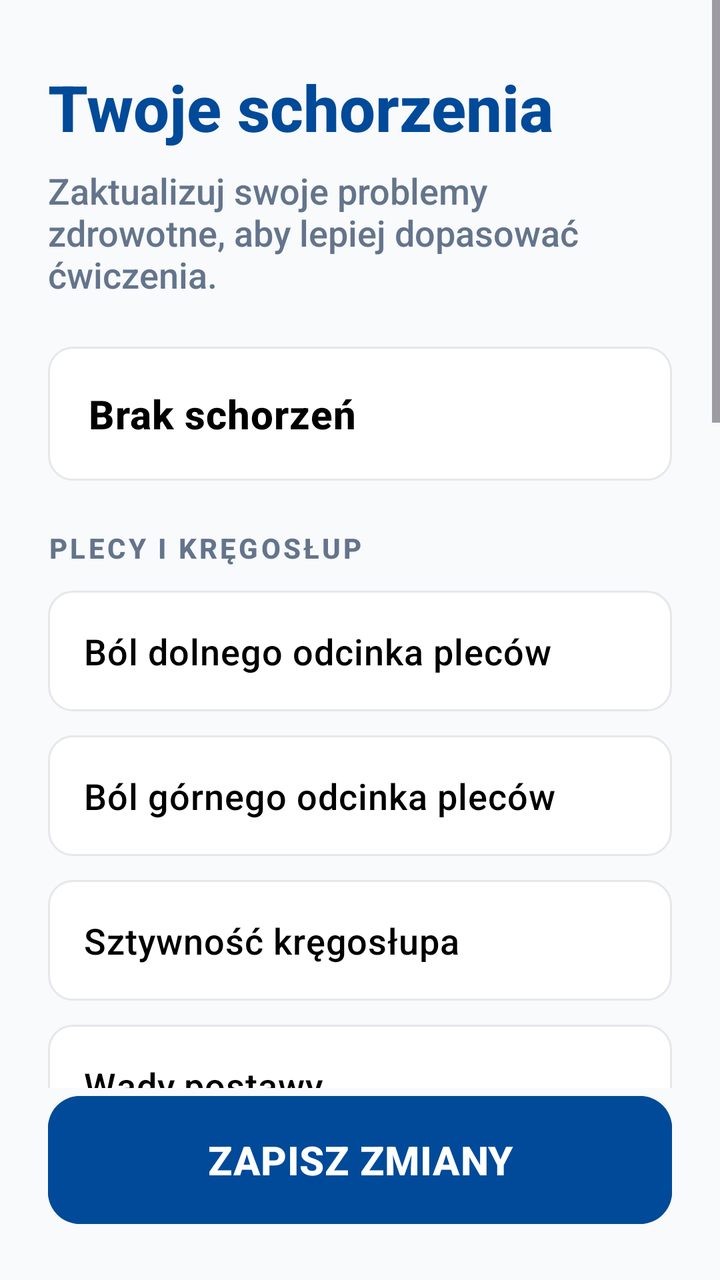
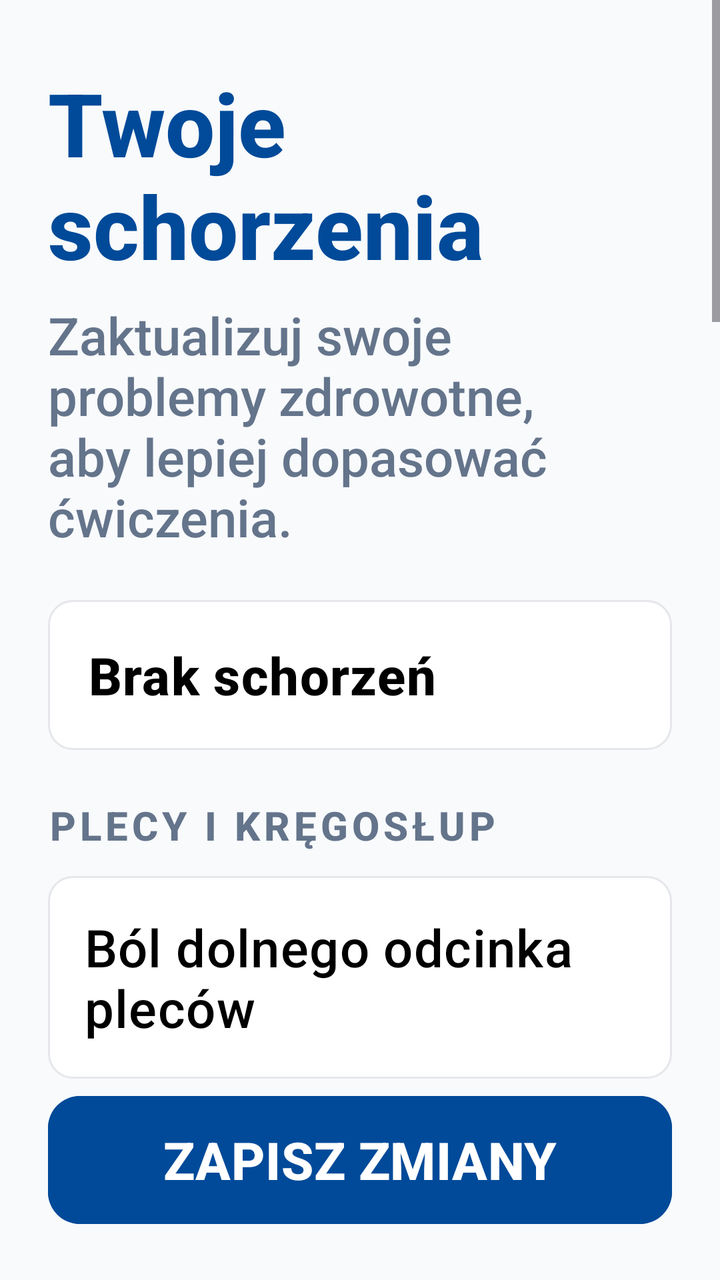

Screens rendered from an Android XML layout before and after an edit, with the pre-edit source and the edit as a unified diff.
<!-- AndroidManifest.xml: application theme Theme.Fitnessapp -->
<!-- res/layout/activity_edit_conditions.xml -->
<?xml version="1.0" encoding="utf-8"?>
<androidx.constraintlayout.widget.ConstraintLayout xmlns:android="http://schemas.android.com/apk/res/android"
    xmlns:app="http://schemas.android.com/apk/res-auto"
    android:layout_width="match_parent"
    android:layout_height="match_parent"
    android:background="#F8FAFC">

    <ScrollView
        android:layout_width="match_parent"
        android:layout_height="0dp"
        android:fillViewport="true"
        app:layout_constraintBottom_toTopOf="@id/btn_save_conditions"
        app:layout_constraintTop_toTopOf="parent">

        <LinearLayout
            android:id="@+id/conditions_container"
            android:layout_width="match_parent"
            android:layout_height="wrap_content"
            android:orientation="vertical"
            android:paddingHorizontal="24dp"
            android:paddingTop="32dp"
            android:paddingBottom="24dp">

            <TextView
                android:layout_width="match_parent"
                android:layout_height="wrap_content"
                android:text="Twoje schorzenia"
                android:textColor="#004A99"
                android:textSize="32sp"
                android:textStyle="bold" />

            <TextView
                android:layout_width="match_parent"
                android:layout_height="wrap_content"
                android:layout_marginTop="8dp"
                android:layout_marginBottom="24dp"
                android:text="Zaktualizuj swoje problemy zdrowotne, aby lepiej dopasować ćwiczenia."
                android:textColor="#64748B"
                android:textSize="18sp" />

            <CheckBox
                android:id="@+id/cb_no_conditions"
                android:layout_width="match_parent"
                android:layout_height="wrap_content"
                android:layout_marginBottom="24dp"
                android:background="@drawable/bg_checkbox_onboarding"
                android:button="@null"
                android:padding="20dp"
                android:text="Brak schorzeń"
                android:textColor="@color/black"
                android:textSize="20sp"
                android:textStyle="bold" />

            
            <TextView
                android:layout_width="wrap_content"
                android:layout_height="wrap_content"
                android:layout_marginBottom="12dp"
                android:text="PLECY I KRĘGOSŁUP"
                android:textColor="#64748B"
                android:textSize="14sp"
                android:textAllCaps="true"
                android:letterSpacing="0.1"
                android:textStyle="bold" />

            <CheckBox android:id="@+id/cb_low_back_pain" android:layout_width="match_parent" android:layout_height="wrap_content" android:layout_marginBottom="12dp" android:background="@drawable/bg_checkbox_onboarding" android:button="@null" android:padding="18dp" android:text="Ból dolnego odcinka pleców" android:textSize="18sp" android:textColor="@color/black" />
            <CheckBox android:id="@+id/cb_upper_back_pain" android:layout_width="match_parent" android:layout_height="wrap_content" android:layout_marginBottom="12dp" android:background="@drawable/bg_checkbox_onboarding" android:button="@null" android:padding="18dp" android:text="Ból górnego odcinka pleców" android:textSize="18sp" android:textColor="@color/black" />
            <CheckBox android:id="@+id/cb_spine_stiffness" android:layout_width="match_parent" android:layout_height="wrap_content" android:layout_marginBottom="12dp" android:background="@drawable/bg_checkbox_onboarding" android:button="@null" android:padding="18dp" android:text="Sztywność kręgosłupa" android:textSize="18sp" android:textColor="@color/black" />
            <CheckBox android:id="@+id/cb_bad_posture" android:layout_width="match_parent" android:layout_height="wrap_content" android:layout_marginBottom="24dp" android:background="@drawable/bg_checkbox_onboarding" android:button="@null" android:padding="18dp" android:text="Wady postawy" android:textSize="18sp" android:textColor="@color/black" />

            
            <TextView
                android:layout_width="wrap_content"
                android:layout_height="wrap_content"
                android:layout_marginBottom="12dp"
                android:text="RÓWNOWAGA"
                android:textColor="#64748B"
                android:textSize="14sp"
                android:textAllCaps="true"
                android:letterSpacing="0.1"
                android:textStyle="bold" />

            <CheckBox android:id="@+id/cb_fall_prevention" android:layout_width="match_parent" android:layout_height="wrap_content" android:layout_marginBottom="12dp" android:background="@drawable/bg_checkbox_onboarding" android:button="@null" android:padding="18dp" android:text="Profilaktyka upadków" android:textSize="18sp" android:textColor="@color/black" />
            <CheckBox android:id="@+id/cb_balance_issues" android:layout_width="match_parent" android:layout_height="wrap_content" android:layout_marginBottom="12dp" android:background="@drawable/bg_checkbox_onboarding" android:button="@null" android:padding="18dp" android:text="Problemy z utrzymaniem równowagi" android:textSize="18sp" android:textColor="@color/black" />
            <CheckBox android:id="@+id/cb_balance_disorders" android:layout_width="match_parent" android:layout_height="wrap_content" android:layout_marginBottom="12dp" android:background="@drawable/bg_checkbox_onboarding" android:button="@null" android:padding="18dp" android:text="Zaburzenia błędnika" android:textSize="18sp" android:textColor="@color/black" />
            <CheckBox android:id="@+id/cb_dizziness" android:layout_width="match_parent" android:layout_height="wrap_content" android:layout_marginBottom="24dp" android:background="@drawable/bg_checkbox_onboarding" android:button="@null" android:padding="18dp" android:text="Zawroty głowy" android:textSize="18sp" android:textColor="@color/black" />

            
            <TextView
                android:layout_width="wrap_content"
                android:layout_height="wrap_content"
                android:layout_marginBottom="12dp"
                android:text="STAWY I KOŚCI"
                android:textColor="#64748B"
                android:textSize="14sp"
                android:textAllCaps="true"
                android:letterSpacing="0.1"
                android:textStyle="bold" />

            <CheckBox android:id="@+id/cb_arthritis" android:layout_width="match_parent" android:layout_height="wrap_content" android:layout_marginBottom="12dp" android:background="@drawable/bg_checkbox_onboarding" android:button="@null" android:padding="18dp" android:text="Choroba zwyrodnieniowa stawów" android:textSize="18sp" android:textColor="@color/black" />
            <CheckBox android:id="@+id/cb_knee_pain" android:layout_width="match_parent" android:layout_height="wrap_content" android:layout_marginBottom="12dp" android:background="@drawable/bg_checkbox_onboarding" android:button="@null" android:padding="18dp" android:text="Ból kolan" android:textSize="18sp" android:textColor="@color/black" />
            <CheckBox android:id="@+id/cb_osteoporosis" android:layout_width="match_parent" android:layout_height="wrap_content" android:layout_marginBottom="12dp" android:background="@drawable/bg_checkbox_onboarding" android:button="@null" android:padding="18dp" android:text="Osteoporoza" android:textSize="18sp" android:textColor="@color/black" />
            <CheckBox android:id="@+id/cb_hip_pain" android:layout_width="match_parent" android:layout_height="wrap_content" android:layout_marginBottom="12dp" android:background="@drawable/bg_checkbox_onboarding" android:button="@null" android:padding="18dp" android:text="Ból bioder" android:textSize="18sp" android:textColor="@color/black" />
            <CheckBox android:id="@+id/cb_ankle_pain" android:layout_width="match_parent" android:layout_height="wrap_content" android:layout_marginBottom="24dp" android:background="@drawable/bg_checkbox_onboarding" android:button="@null" android:padding="18dp" android:text="Ból stawu skokowego" android:textSize="18sp" android:textColor="@color/black" />

        </LinearLayout>
    </ScrollView>

    <Button
        android:id="@+id/btn_save_conditions"
        android:layout_width="match_parent"
        android:layout_height="72dp"
        android:layout_margin="24dp"
        android:backgroundTint="#004A99"
        android:text="ZAPISZ ZMIANY"
        android:textColor="@color/white"
        android:textSize="20sp"
        android:textStyle="bold"
        app:cornerRadius="16dp"
        app:layout_constraintBottom_toBottomOf="parent" />

</androidx.constraintlayout.widget.ConstraintLayout>
<!-- resources referenced by this layout -->
<resources>
  <color name="black">#FF000000</color>
  <color name="white">#FFFFFFFF</color>
  <!-- drawable bg_checkbox_onboarding (drawable) -->
  <?xml version="1.0" encoding="utf-8"?>
  <selector xmlns:android="http://schemas.android.com/apk/res/android">
      <item android:state_checked="true">
          <shape>
              <solid android:color="#EBF2FF" />
              <stroke android:width="2dp" android:color="@color/blue_primary" />
              <corners android:radius="12dp" />
          </shape>
      </item>
      <item>
          <shape>
              <solid android:color="@color/white" />
              <stroke android:width="1dp" android:color="#E5E7EB" />
              <corners android:radius="12dp" />
          </shape>
      </item>
  </selector>
  <style name="Theme.Fitnessapp" parent="Base.Theme.Fitnessapp" />
  <color name="blue_primary">#2563EB</color>
  <style name="Base.Theme.Fitnessapp" parent="Theme.Material3.Light.NoActionBar">
          
          <item name="android:fontFamily">sans-serif-medium</item>
          <item name="android:textAllCaps">false</item>
          <item name="android:textColor">#0F172A</item>
          <item name="android:windowBackground">#F8FAFC</item>
      </style>
</resources>

<!-- the commit's change to res/layout/activity_edit_conditions.xml (unified diff, before → after) -->
@@ -26,7 +26,7 @@
                 android:layout_height="wrap_content"
                 android:text="Twoje schorzenia"
                 android:textColor="#004A99"
-                android:textSize="32sp"
+                android:textSize="44sp"
                 android:textStyle="bold" />
 
             <TextView
@@ -36,7 +36,7 @@
                 android:layout_marginBottom="24dp"
                 android:text="Zaktualizuj swoje problemy zdrowotne, aby lepiej dopasować ćwiczenia."
                 android:textColor="#64748B"
-                android:textSize="18sp" />
+                android:textSize="26sp" />
 
             <CheckBox
                 android:id="@+id/cb_no_conditions"
@@ -48,7 +48,7 @@
                 android:padding="20dp"
                 android:text="Brak schorzeń"
                 android:textColor="@color/black"
-                android:textSize="20sp"
+                android:textSize="26sp"
                 android:textStyle="bold" />
 
             
@@ -58,15 +58,15 @@
                 android:layout_marginBottom="12dp"
                 android:text="PLECY I KRĘGOSŁUP"
                 android:textColor="#64748B"
-                android:textSize="14sp"
+                android:textSize="20sp"
                 android:textAllCaps="true"
                 android:letterSpacing="0.1"
                 android:textStyle="bold" />
 
-            <CheckBox android:id="@+id/cb_low_back_pain" android:layout_width="match_parent" android:layout_height="wrap_content" android:layout_marginBottom="12dp" android:background="@drawable/bg_checkbox_onboarding" android:button="@null" android:padding="18dp" android:text="Ból dolnego odcinka pleców" android:textSize="18sp" android:textColor="@color/black" />
-            <CheckBox android:id="@+id/cb_upper_back_pain" android:layout_width="match_parent" android:layout_height="wrap_content" android:layout_marginBottom="12dp" android:background="@drawable/bg_checkbox_onboarding" android:button="@null" android:padding="18dp" android:text="Ból górnego odcinka pleców" android:textSize="18sp" android:textColor="@color/black" />
-            <CheckBox android:id="@+id/cb_spine_stiffness" android:layout_width="match_parent" android:layout_height="wrap_content" android:layout_marginBottom="12dp" android:background="@drawable/bg_checkbox_onboarding" android:button="@null" android:padding="18dp" android:text="Sztywność kręgosłupa" android:textSize="18sp" android:textColor="@color/black" />
-            <CheckBox android:id="@+id/cb_bad_posture" android:layout_width="match_parent" android:layout_height="wrap_content" android:layout_marginBottom="24dp" android:background="@drawable/bg_checkbox_onboarding" android:button="@null" android:padding="18dp" android:text="Wady postawy" android:textSize="18sp" android:textColor="@color/black" />
+            <CheckBox android:id="@+id/cb_low_back_pain" android:layout_width="match_parent" android:layout_height="wrap_content" android:layout_marginBottom="12dp" android:background="@drawable/bg_checkbox_onboarding" android:button="@null" android:padding="18dp" android:text="Ból dolnego odcinka pleców" android:textSize="26sp" android:textColor="@color/black" />
+            <CheckBox android:id="@+id/cb_upper_back_pain" android:layout_width="match_parent" android:layout_height="wrap_content" android:layout_marginBottom="12dp" android:background="@drawable/bg_checkbox_onboarding" android:button="@null" android:padding="18dp" android:text="Ból górnego odcinka pleców" android:textSize="26sp" android:textColor="@color/black" />
+            <CheckBox android:id="@+id/cb_spine_stiffness" android:layout_width="match_parent" android:layout_height="wrap_content" android:layout_marginBottom="12dp" android:background="@drawable/bg_checkbox_onboarding" android:button="@null" android:padding="18dp" android:text="Sztywność kręgosłupa" android:textSize="26sp" android:textColor="@color/black" />
+            <CheckBox android:id="@+id/cb_bad_posture" android:layout_width="match_parent" android:layout_height="wrap_content" android:layout_marginBottom="24dp" android:background="@drawable/bg_checkbox_onboarding" android:button="@null" android:padding="18dp" android:text="Wady postawy" android:textSize="26sp" android:textColor="@color/black" />
 
             
             <TextView
@@ -75,15 +75,15 @@
                 android:layout_marginBottom="12dp"
                 android:text="RÓWNOWAGA"
                 android:textColor="#64748B"
-                android:textSize="14sp"
+                android:textSize="20sp"
                 android:textAllCaps="true"
                 android:letterSpacing="0.1"
                 android:textStyle="bold" />
 
-            <CheckBox android:id="@+id/cb_fall_prevention" android:layout_width="match_parent" android:layout_height="wrap_content" android:layout_marginBottom="12dp" android:background="@drawable/bg_checkbox_onboarding" android:button="@null" android:padding="18dp" android:text="Profilaktyka upadków" android:textSize="18sp" android:textColor="@color/black" />
-            <CheckBox android:id="@+id/cb_balance_issues" android:layout_width="match_parent" android:layout_height="wrap_content" android:layout_marginBottom="12dp" android:background="@drawable/bg_checkbox_onboarding" android:button="@null" android:padding="18dp" android:text="Problemy z utrzymaniem równowagi" android:textSize="18sp" android:textColor="@color/black" />
-            <CheckBox android:id="@+id/cb_balance_disorders" android:layout_width="match_parent" android:layout_height="wrap_content" android:layout_marginBottom="12dp" android:background="@drawable/bg_checkbox_onboarding" android:button="@null" android:padding="18dp" android:text="Zaburzenia błędnika" android:textSize="18sp" android:textColor="@color/black" />
-            <CheckBox android:id="@+id/cb_dizziness" android:layout_width="match_parent" android:layout_height="wrap_content" android:layout_marginBottom="24dp" android:background="@drawable/bg_checkbox_onboarding" android:button="@null" android:padding="18dp" android:text="Zawroty głowy" android:textSize="18sp" android:textColor="@color/black" />
+            <CheckBox android:id="@+id/cb_fall_prevention" android:layout_width="match_parent" android:layout_height="wrap_content" android:layout_marginBottom="12dp" android:background="@drawable/bg_checkbox_onboarding" android:button="@null" android:padding="18dp" android:text="Profilaktyka upadków" android:textSize="26sp" android:textColor="@color/black" />
+            <CheckBox android:id="@+id/cb_balance_issues" android:layout_width="match_parent" android:layout_height="wrap_content" android:layout_marginBottom="12dp" android:background="@drawable/bg_checkbox_onboarding" android:button="@null" android:padding="18dp" android:text="Problemy z utrzymaniem równowagi" android:textSize="26sp" android:textColor="@color/black" />
+            <CheckBox android:id="@+id/cb_balance_disorders" android:layout_width="match_parent" android:layout_height="wrap_content" android:layout_marginBottom="12dp" android:background="@drawable/bg_checkbox_onboarding" android:button="@null" android:padding="18dp" android:text="Zaburzenia błędnika" android:textSize="26sp" android:textColor="@color/black" />
+            <CheckBox android:id="@+id/cb_dizziness" android:layout_width="match_parent" android:layout_height="wrap_content" android:layout_marginBottom="24dp" android:background="@drawable/bg_checkbox_onboarding" android:button="@null" android:padding="18dp" android:text="Zawroty głowy" android:textSize="26sp" android:textColor="@color/black" />
 
             
             <TextView
@@ -92,16 +92,16 @@
                 android:layout_marginBottom="12dp"
                 android:text="STAWY I KOŚCI"
                 android:textColor="#64748B"
-                android:textSize="14sp"
+                android:textSize="20sp"
                 android:textAllCaps="true"
                 android:letterSpacing="0.1"
                 android:textStyle="bold" />
 
-            <CheckBox android:id="@+id/cb_arthritis" android:layout_width="match_parent" android:layout_height="wrap_content" android:layout_marginBottom="12dp" android:background="@drawable/bg_checkbox_onboarding" android:button="@null" android:padding="18dp" android:text="Choroba zwyrodnieniowa stawów" android:textSize="18sp" android:textColor="@color/black" />
-            <CheckBox android:id="@+id/cb_knee_pain" android:layout_width="match_parent" android:layout_height="wrap_content" android:layout_marginBottom="12dp" android:background="@drawable/bg_checkbox_onboarding" android:button="@null" android:padding="18dp" android:text="Ból kolan" android:textSize="18sp" android:textColor="@color/black" />
-            <CheckBox android:id="@+id/cb_osteoporosis" android:layout_width="match_parent" android:layout_height="wrap_content" android:layout_marginBottom="12dp" android:background="@drawable/bg_checkbox_onboarding" android:button="@null" android:padding="18dp" android:text="Osteoporoza" android:textSize="18sp" android:textColor="@color/black" />
-            <CheckBox android:id="@+id/cb_hip_pain" android:layout_width="match_parent" android:layout_height="wrap_content" android:layout_marginBottom="12dp" android:background="@drawable/bg_checkbox_onboarding" android:button="@null" android:padding="18dp" android:text="Ból bioder" android:textSize="18sp" android:textColor="@color/black" />
-            <CheckBox android:id="@+id/cb_ankle_pain" android:layout_width="match_parent" android:layout_height="wrap_content" android:layout_marginBottom="24dp" android:background="@drawable/bg_checkbox_onboarding" android:button="@null" android:padding="18dp" android:text="Ból stawu skokowego" android:textSize="18sp" android:textColor="@color/black" />
+            <CheckBox android:id="@+id/cb_arthritis" android:layout_width="match_parent" android:layout_height="wrap_content" android:layout_marginBottom="12dp" android:background="@drawable/bg_checkbox_onboarding" android:button="@null" android:padding="18dp" android:text="Choroba zwyrodnieniowa stawów" android:textSize="26sp" android:textColor="@color/black" />
+            <CheckBox android:id="@+id/cb_knee_pain" android:layout_width="match_parent" android:layout_height="wrap_content" android:layout_marginBottom="12dp" android:background="@drawable/bg_checkbox_onboarding" android:button="@null" android:padding="18dp" android:text="Ból kolan" android:textSize="26sp" android:textColor="@color/black" />
+            <CheckBox android:id="@+id/cb_osteoporosis" android:layout_width="match_parent" android:layout_height="wrap_content" android:layout_marginBottom="12dp" android:background="@drawable/bg_checkbox_onboarding" android:button="@null" android:padding="18dp" android:text="Osteoporoza" android:textSize="26sp" android:textColor="@color/black" />
+            <CheckBox android:id="@+id/cb_hip_pain" android:layout_width="match_parent" android:layout_height="wrap_content" android:layout_marginBottom="12dp" android:background="@drawable/bg_checkbox_onboarding" android:button="@null" android:padding="18dp" android:text="Ból bioder" android:textSize="26sp" android:textColor="@color/black" />
+            <CheckBox android:id="@+id/cb_ankle_pain" android:layout_width="match_parent" android:layout_height="wrap_content" android:layout_marginBottom="24dp" android:background="@drawable/bg_checkbox_onboarding" android:button="@null" android:padding="18dp" android:text="Ból stawu skokowego" android:textSize="26sp" android:textColor="@color/black" />
 
         </LinearLayout>
     </ScrollView>
@@ -114,7 +114,7 @@
         android:backgroundTint="#004A99"
         android:text="ZAPISZ ZMIANY"
         android:textColor="@color/white"
-        android:textSize="20sp"
+        android:textSize="26sp"
         android:textStyle="bold"
         app:cornerRadius="16dp"
         app:layout_constraintBottom_toBottomOf="parent" />
